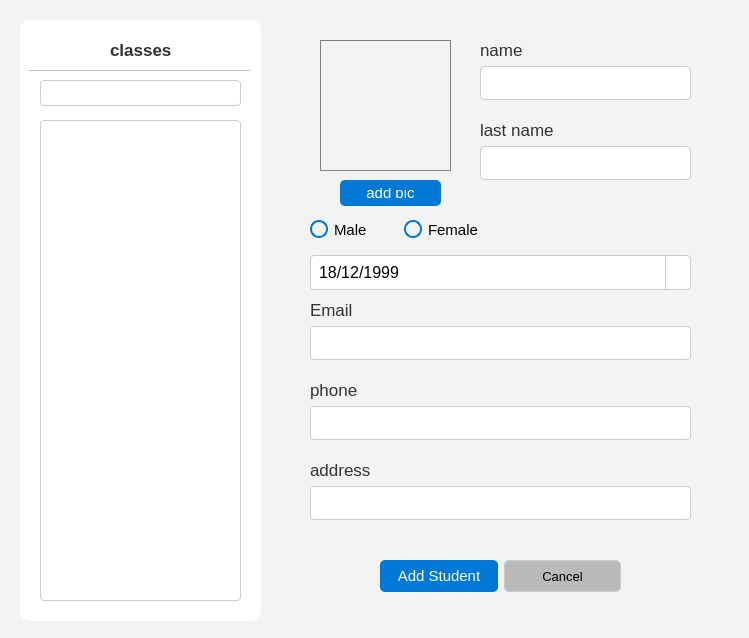
The window that School_System/ui/AddStudentDialog.ui (KasperJack/School-Management-System) describes before a commit, drawn with Qt 5.
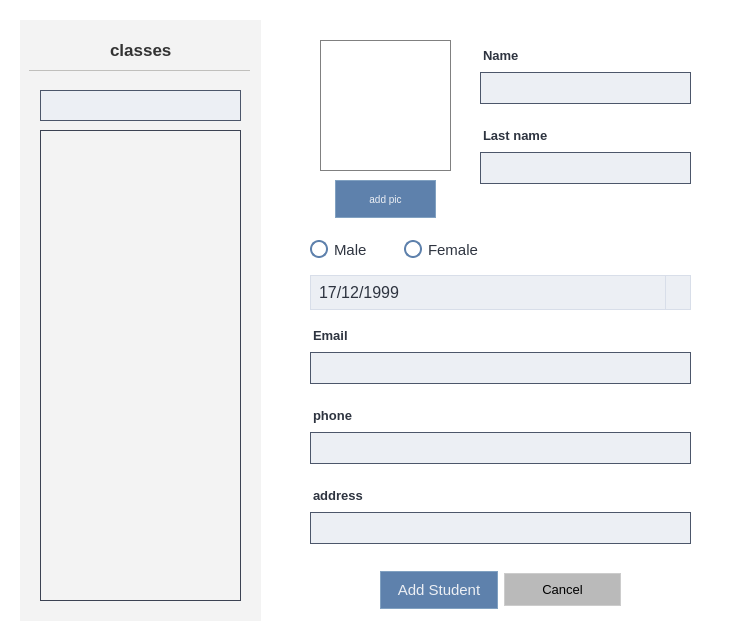
The same window after the commit. Icons and pictures are not drawn.

What changed in the file:
```diff
--- a/School_System/ui/AddStudentDialog.ui
+++ b/School_System/ui/AddStudentDialog.ui
@@ -16,7 +16,7 @@
   <property name="styleSheet">
    <string notr="true">/* General Window */
 QWidget {
-    background-color:#f3f3f3; /* Light Gray for Light Mode */
+    background-color:rgb(255, 255, 255); /* Light Gray for Light Mode */
     color: #000000;           /* Black Text */
     font-family: &quot;Segoe UI&quot;, Arial, sans-serif;
     font-size: 12pt;
@@ -92,9 +92,9 @@
    <property name="geometry">
     <rect>
      <x>310</x>
-     <y>300</y>
+     <y>320</y>
      <width>381</width>
-     <height>60</height>
+     <height>64</height>
     </rect>
    </property>
    <layout class="QVBoxLayout" name="verticalLayout_2">
@@ -103,16 +103,56 @@
       <property name="font">
        <font>
         <family>Segoe UI</family>
-        <pointsize>13</pointsize>
+        <pointsize>-1</pointsize>
+        <bold>true</bold>
        </font>
       </property>
+      <property name="styleSheet">
+       <string notr="true">/* Label Style */
+QLabel {
+    color: #2e3440; /* Light text color */
+    font-size: 13px; /* Smaller font size for the label */
+    font-weight: bold; /* Bold text to emphasize the label */
+    margin-top: 4px; /* Space between the label and the input field */
+}
+
+/* Optional: Focused Label Change (to match the input field) */
+QLineEdit:focus + QLabel {
+    color: #88C0D0; /* Change label color to light blue on focus */
+}
+</string>
+      </property>
       <property name="text">
        <string>Email</string>
       </property>
      </widget>
     </item>
     <item>
-     <widget class="QLineEdit" name="email_field"/>
+     <widget class="QLineEdit" name="email_field">
+      <property name="styleSheet">
+       <string notr="true">/* Input Field */
+QLineEdit {
+    background-color: #eceff4; /* Light background */
+    color: #000000; /* Black text */
+    border: 1px solid #4C566A; /* Subtle gray-blue border */
+    border-radius: 0px; /* No rounded corners */
+    padding: 6px; /* Padding inside the field */
+    font-size: 14px; /* Standard font size */
+}
+
+/* Focused Input Field */
+QLineEdit:focus {
+    border: 1px solid #88C0D0; /* Light blue/teal border on focus */
+    background-color: #e1e9f2; /* Slightly lighter background on focus */
+}
+
+/* Placeholder Text */
+QLineEdit::placeholder {
+    color: #4C566A; /* Darker gray for placeholder text */
+}
+</string>
+      </property>
+     </widget>
     </item>
    </layout>
   </widget>
@@ -120,9 +160,9 @@
    <property name="geometry">
     <rect>
      <x>310</x>
-     <y>380</y>
+     <y>400</y>
      <width>381</width>
-     <height>60</height>
+     <height>64</height>
     </rect>
    </property>
    <layout class="QVBoxLayout" name="verticalLayout_3">
@@ -131,16 +171,56 @@
       <property name="font">
        <font>
         <family>Segoe UI</family>
-        <pointsize>13</pointsize>
+        <pointsize>-1</pointsize>
+        <bold>true</bold>
        </font>
       </property>
+      <property name="styleSheet">
+       <string notr="true">/* Label Style */
+QLabel {
+    color: #2e3440; /* Light text color */
+    font-size: 13px; /* Smaller font size for the label */
+    font-weight: bold; /* Bold text to emphasize the label */
+    margin-top: 4px; /* Space between the label and the input field */
+}
+
+/* Optional: Focused Label Change (to match the input field) */
+QLineEdit:focus + QLabel {
+    color: #88C0D0; /* Change label color to light blue on focus */
+}
+</string>
+      </property>
       <property name="text">
        <string>phone</string>
       </property>
      </widget>
     </item>
     <item>
-     <widget class="QLineEdit" name="phone_field"/>
+     <widget class="QLineEdit" name="phone_field">
+      <property name="styleSheet">
+       <string notr="true">/* Input Field */
+QLineEdit {
+    background-color: #eceff4; /* Light background */
+    color: #000000; /* Black text */
+    border: 1px solid #4C566A; /* Subtle gray-blue border */
+    border-radius: 0px; /* No rounded corners */
+    padding: 6px; /* Padding inside the field */
+    font-size: 14px; /* Standard font size */
+}
+
+/* Focused Input Field */
+QLineEdit:focus {
+    border: 1px solid #88C0D0; /* Light blue/teal border on focus */
+    background-color: #e1e9f2; /* Slightly lighter background on focus */
+}
+
+/* Placeholder Text */
+QLineEdit::placeholder {
+    color: #4C566A; /* Darker gray for placeholder text */
+}
+</string>
+      </property>
+     </widget>
     </item>
    </layout>
   </widget>
@@ -150,7 +230,7 @@
      <x>480</x>
      <y>40</y>
      <width>211</width>
-     <height>60</height>
+     <height>64</height>
     </rect>
    </property>
    <layout class="QVBoxLayout" name="verticalLayout">
@@ -159,16 +239,56 @@
       <property name="font">
        <font>
         <family>Segoe UI</family>
-        <pointsize>13</pointsize>
+        <pointsize>-1</pointsize>
+        <bold>true</bold>
        </font>
       </property>
+      <property name="styleSheet">
+       <string notr="true">/* Label Style */
+QLabel {
+    color: #2e3440; /* Light text color */
+    font-size: 13px; /* Smaller font size for the label */
+    font-weight: bold; /* Bold text to emphasize the label */
+    margin-top: 4px; /* Space between the label and the input field */
+}
+
+/* Optional: Focused Label Change (to match the input field) */
+QLineEdit:focus + QLabel {
+    color: #88C0D0; /* Change label color to light blue on focus */
+}
+</string>
+      </property>
       <property name="text">
-       <string>name</string>
+       <string>Name</string>
       </property>
      </widget>
     </item>
     <item>
-     <widget class="QLineEdit" name="name_field"/>
+     <widget class="QLineEdit" name="name_field">
+      <property name="styleSheet">
+       <string notr="true">/* Input Field */
+QLineEdit {
+    background-color: #eceff4; /* Light background */
+    color: #000000; /* Black text */
+    border: 1px solid #4C566A; /* Subtle gray-blue border */
+    border-radius: 0px; /* No rounded corners */
+    padding: 6px; /* Padding inside the field */
+    font-size: 14px; /* Standard font size */
+}
+
+/* Focused Input Field */
+QLineEdit:focus {
+    border: 1px solid #88C0D0; /* Light blue/teal border on focus */
+    background-color: #e1e9f2; /* Slightly lighter background on focus */
+}
+
+/* Placeholder Text */
+QLineEdit::placeholder {
+    color: #4C566A; /* Darker gray for placeholder text */
+}
+</string>
+      </property>
+     </widget>
     </item>
    </layout>
   </widget>
@@ -176,9 +296,9 @@
    <property name="geometry">
     <rect>
      <x>380</x>
-     <y>560</y>
+     <y>570</y>
      <width>241</width>
-     <height>32</height>
+     <height>40</height>
     </rect>
    </property>
    <layout class="QHBoxLayout" name="horizontalLayout">
@@ -186,12 +306,52 @@
      <widget class="QPushButton" name="add_student_button">
       <property name="minimumSize">
        <size>
-        <width>0</width>
-        <height>30</height>
+        <width>86</width>
+        <height>38</height>
        </size>
       </property>
       <property name="styleSheet">
-       <string notr="true"/>
+       <string notr="true">QPushButton {
+    background-color: #5E81AC; /* Nord Blue */
+    color: #ECEFF4; /* Light text */
+    border: 1px solid #81A1C1; /* Lighter blue border */
+    border-radius: 0px; /* No roundness */
+    padding: 6px 12px;
+    font-family: &quot;Segoe UI&quot;;
+    font-size: 15px;
+    min-width: 60px;
+    min-height: 24px;
+}
+
+/* Hover State */
+QPushButton:hover {
+    background-color: #81A1C1; /* Lighter Nord Blue */
+    border: 1px solid #88C0D0; /* Teal highlight */
+}
+
+/* Pressed State */
+QPushButton:pressed {
+    background-color: #4C566A; /* Darker Nord Blue */
+    border: 1px solid #8FBCBB; /* Teal accent */
+}
+
+/* Edit Button Specific Style */
+QPushButton#editButton {
+    background-color: #88C0D0; /* Soft Teal Blue */
+    color: #2E3440; /* Darker text for contrast */
+    border: 1px solid #8FBCBB; /* Teal border */
+}
+
+QPushButton#editButton:hover {
+    background-color: #8FBCBB; /* Slightly lighter teal */
+    border: 1px solid #81A1C1; /* Soft blue highlight */
+}
+
+QPushButton#editButton:pressed {
+    background-color: #5E81AC; /* Dark Nord Blue */
+    border: 1px solid #4C566A; /* Darker border */
+}
+</string>
       </property>
       <property name="text">
        <string>Add Student</string>
@@ -207,22 +367,23 @@
        </size>
       </property>
       <property name="styleSheet">
-       <string notr="true">/* Cancel Button */
+       <string notr="true">
 
 
 
 
-/*#bababa*/
+/*          background-color: transparent;  No background */
 
-/*background-color: transparent; */
 
 
 
+/* Cancel Button */
 QPushButton {
-    background-color: #bababa; /* No background */
+    background-color: #bababa;
+
     color: black;                  /* Black text */
     border: 1px solid #cccccc;     /* Light gray border */
-    border-radius: 5px;
+    border-radius: 0px;
     padding: 8px 16px;
     font-size: 10pt;
 }
@@ -251,7 +412,7 @@
      <x>480</x>
      <y>120</y>
      <width>211</width>
-     <height>60</height>
+     <height>64</height>
     </rect>
    </property>
    <layout class="QVBoxLayout" name="verticalLayout_5">
@@ -260,16 +421,56 @@
       <property name="font">
        <font>
         <family>Segoe UI</family>
-        <pointsize>13</pointsize>
+        <pointsize>-1</pointsize>
+        <bold>true</bold>
        </font>
       </property>
+      <property name="styleSheet">
+       <string notr="true">/* Label Style */
+QLabel {
+    color: #2e3440; /* Light text color */
+    font-size: 13px; /* Smaller font size for the label */
+    font-weight: bold; /* Bold text to emphasize the label */
+    margin-top: 4px; /* Space between the label and the input field */
+}
+
+/* Optional: Focused Label Change (to match the input field) */
+QLineEdit:focus + QLabel {
+    color: #88C0D0; /* Change label color to light blue on focus */
+}
+</string>
+      </property>
       <property name="text">
-       <string>last name</string>
+       <string>Last name</string>
       </property>
      </widget>
     </item>
     <item>
-     <widget class="QLineEdit" name="last_name_field"/>
+     <widget class="QLineEdit" name="last_name_field">
+      <property name="styleSheet">
+       <string notr="true">/* Input Field */
+QLineEdit {
+    background-color: #eceff4; /* Light background */
+    color: #000000; /* Black text */
+    border: 1px solid #4C566A; /* Subtle gray-blue border */
+    border-radius: 0px; /* No rounded corners */
+    padding: 6px; /* Padding inside the field */
+    font-size: 14px; /* Standard font size */
+}
+
+/* Focused Input Field */
+QLineEdit:focus {
+    border: 1px solid #88C0D0; /* Light blue/teal border on focus */
+    background-color: #e1e9f2; /* Slightly lighter background on focus */
+}
+
+/* Placeholder Text */
+QLineEdit::placeholder {
+    color: #4C566A; /* Darker gray for placeholder text */
+}
+</string>
+      </property>
+     </widget>
     </item>
    </layout>
   </widget>
@@ -277,9 +478,9 @@
    <property name="geometry">
     <rect>
      <x>310</x>
-     <y>460</y>
+     <y>480</y>
      <width>381</width>
-     <height>60</height>
+     <height>64</height>
     </rect>
    </property>
    <layout class="QVBoxLayout" name="verticalLayout_4">
@@ -288,28 +489,111 @@
       <property name="font">
        <font>
         <family>Segoe UI</family>
-        <pointsize>13</pointsize>
+        <pointsize>-1</pointsize>
+        <bold>true</bold>
        </font>
       </property>
+      <property name="styleSheet">
+       <string notr="true">/* Label Style */
+QLabel {
+    color: #2e3440; /* Light text color */
+    font-size: 13px; /* Smaller font size for the label */
+    font-weight: bold; /* Bold text to emphasize the label */
+    margin-top: 4px; /* Space between the label and the input field */
+}
+
+/* Optional: Focused Label Change (to match the input field) */
+QLineEdit:focus + QLabel {
+    color: #88C0D0; /* Change label color to light blue on focus */
+}
+</string>
+      </property>
       <property name="text">
        <string>address</string>
       </property>
      </widget>
     </item>
     <item>
-     <widget class="QLineEdit" name="address_field"/>
+     <widget class="QLineEdit" name="address_field">
+      <property name="styleSheet">
+       <string notr="true">/* Input Field */
+QLineEdit {
+    background-color: #eceff4; /* Light background */
+    color: #000000; /* Black text */
+    border: 1px solid #4C566A; /* Subtle gray-blue border */
+    border-radius: 0px; /* No rounded corners */
+    padding: 6px; /* Padding inside the field */
+    font-size: 14px; /* Standard font size */
+}
+
+/* Focused Input Field */
+QLineEdit:focus {
+    border: 1px solid #88C0D0; /* Light blue/teal border on focus */
+    background-color: #e1e9f2; /* Slightly lighter background on focus */
+}
+
+/* Placeholder Text */
+QLineEdit::placeholder {
+    color: #4C566A; /* Darker gray for placeholder text */
+}
+</string>
+      </property>
+     </widget>
     </item>
    </layout>
   </widget>
   <widget class="QPushButton" name="add_pic">
    <property name="geometry">
     <rect>
-     <x>340</x>
+     <x>335</x>
      <y>180</y>
      <width>101</width>
-     <height>26</height>
+     <height>38</height>
     </rect>
    </property>
+   <property name="styleSheet">
+    <string notr="true">QPushButton {
+    background-color: #5E81AC; /* Nord Blue */
+    color: #ECEFF4; /* Light text */
+    border: 1px solid #81A1C1; /* Lighter blue border */
+    border-radius: 0px; /* No roundness */
+    padding: 6px 12px;
+    font-family: &quot;Segoe UI&quot;;
+    font-size: 10px;
+    min-width: 60px;
+    min-height: 24px;
+}
+
+/* Hover State */
+QPushButton:hover {
+    background-color: #81A1C1; /* Lighter Nord Blue */
+    border: 1px solid #88C0D0; /* Teal highlight */
+}
+
+/* Pressed State */
+QPushButton:pressed {
+    background-color: #4C566A; /* Darker Nord Blue */
+    border: 1px solid #8FBCBB; /* Teal accent */
+}
+
+/* Edit Button Specific Style */
+QPushButton#editButton {
+    background-color: #88C0D0; /* Soft Teal Blue */
+    color: #2E3440; /* Darker text for contrast */
+    border: 1px solid #8FBCBB; /* Teal border */
+}
+
+QPushButton#editButton:hover {
+    background-color: #8FBCBB; /* Slightly lighter teal */
+    border: 1px solid #81A1C1; /* Soft blue highlight */
+}
+
+QPushButton#editButton:pressed {
+    background-color: #5E81AC; /* Dark Nord Blue */
+    border: 1px solid #4C566A; /* Darker border */
+}
+</string>
+   </property>
    <property name="text">
     <string>add pic</string>
    </property>
@@ -344,99 +628,163 @@
     </rect>
    </property>
    <property name="styleSheet">
-    <string notr="true">background-color: rgb(255, 255, 255);
-</string>
+    <string notr="true">background-color: #f3f3f3;
+border-radius: 0px;</string>
    </property>
    <widget class="QLineEdit" name="serach_class">
     <property name="geometry">
      <rect>
       <x>20</x>
-      <y>60</y>
+      <y>70</y>
       <width>201</width>
-      <height>26</height>
+      <height>31</height>
      </rect>
     </property>
     <property name="styleSheet">
-     <string notr="true">/* Input Fields */
+     <string notr="true">/* Input Field */
 QLineEdit {
-    background-color: white;
-    color: black;
-    border: 1px solid #cccccc;
-    border-radius: 4px;
-    padding: 6px;
+    background-color: #eceff4; /* Light background */
+    color: #000000; /* Black text */
+    border: 1px solid #4C566A; /* Subtle gray-blue border */
+    border-radius: 0px; /* No rounded corners */
+    padding: 6px; /* Padding inside the field */
+    font-size: 14px; /* Standard font size */
 }
+
+/* Focused Input Field */
 QLineEdit:focus {
-    border: 1px solid #0078d7; /* Blue Border on Focus */
-    background-color: #ffffff;
-}</string>
+    border: 1px solid #88C0D0; /* Light blue/teal border on focus */
+    background-color: #e1e9f2; /* Slightly lighter background on focus */
+}
+
+/* Placeholder Text */
+QLineEdit::placeholder {
+    color: #4C566A; /* Darker gray for placeholder text */
+}
+</string>
     </property>
    </widget>
    <widget class="QScrollArea" name="scrollArea_class">
     <property name="geometry">
      <rect>
       <x>20</x>
-      <y>100</y>
+      <y>110</y>
       <width>201</width>
-      <height>481</height>
+      <height>471</height>
      </rect>
     </property>
     <property name="styleSheet">
-     <string notr="true">    QScrollArea {
-        border: 1px solid #cccccc;
-        background: #f9f9f9;
-        border-radius: 4px;
-    }
+     <string notr="true">QScrollArea {
+    border: 1px solid #3b4252; /* Nord1 - Dark gray-blue border */
+    background: #f9f9f9; /* Keep original background */
+    border-radius: 0px;
+}
 
-    /* Scroll Bar */
-    QScrollBar:vertical {
-        border: none;
-        background: #e6e6e6;
-        width: 12px;
-        margin: 2px;
-        border-radius: 6px;
-    }
-    QScrollBar::handle:vertical {
-        background: #aaaaaa;
-        min-height: 20px;
-        border-radius: 6px;
-    }
-    QScrollBar::handle:vertical:hover {
-        background: #888888;
-    }
-    QScrollBar::sub-line:vertical,
-    QScrollBar::add-line:vertical {
-        background: none;
-        height: 0;
-    }
+/* Scroll Bar */
+QScrollBar:vertical {
+    border: none;
+    background: #e6e6e6; /* Keep original background */
+    width: 12px;
+    margin: 2px;
+    border-radius: 6px;
+}
 
-    /* Items inside the Scroll Area */
-    QWidget {
-        font-size: 16px;
-        font-family: Arial, sans-serif;
-        color: #333333;
-        background: transparent;
-    }
+QScrollBar::handle:vertical {
+    background: #4c566a; /* Nord3 - Medium gray-blue for handle */
+    min-height: 20px;
+    border-radius: 6px;
+}
 
-QRadioButton {
+QScrollBar::handle:vertical:hover {
+    background: #81a1c1; /* Nord8 - Blue on hover */
+}
+
+QScrollBar::sub-line:vertical,
+QScrollBar::add-line:vertical {
+    background: none;
+    height: 0;
+}
+
+/* Items inside the Scroll Area */
+QWidget {
+    font-size: 16px;
+    font-family: Arial, sans-serif;
+    color: #2e3440;
+    background: transparent;
+}
+
+QCheckBox {
     spacing: 10px;
     padding: 5px;
 }
 
-QRadioButton::indicator {
+QCheckBox::indicator {
     width: 16px;
     height: 16px;
-    border-radius: 8px; /* Makes the indicator round */
 }
 
-QRadioButton::indicator:checked {
-    background-color: #0078d4; /* Windows Blue */
-    border: 1px solid #0078d4;
+/* Checked state */
+QCheckBox::indicator:checked {
+    background-color: #5e81ac; /* Nord9 - Blue for checked state */
+    border: 1px solid #5e81ac; /* Matching border color */
+    border-radius: 4px;
 }
 
-QRadioButton::indicator:unchecked {
-    background-color: #f0f0f0; /* Light gray background */
+/* Unchecked state */
+QCheckBox::indicator:unchecked {
+    background-color: #f0f0f0; /* Light background for unchecked */
     border: 1px solid #cccccc; /* Light gray border */
+    border-radius: 4px;
 }
+/* RadioButton Styling */
+QRadioButton {
+    spacing: 6px; /* Space between the radio button and label text */
+    color: #2e3440;/* Light grayish blue text from Nord */
+    font-size: 11pt;
+}
+
+/* RadioButton Indicator */
+QRadioButton::indicator {
+    width: 14px;
+    height: 14px;
+    border-radius: 9px; /* Circular indicator */
+    border: 2px solid #5e81ac; /* Nord9 Blue for the border */
+    background-color: transparent; /* Transparent background */
+}
+
+/* Hover State for Indicator */
+QRadioButton::indicator:hover {
+    border-color: #88c0d0; /* Nord7 Lighter Teal on hover */
+}
+
+/* Checked State for Indicator */
+QRadioButton::indicator:checked {
+    background-color: #81a1c1; /* Nord8 Blue when checked */
+    border-color: #81a1c1; /* Matching border color */
+}
+
+/* Pressed State for Indicator */
+QRadioButton::indicator:pressed {
+    background-color: #5e81ac; /* Darker blue on press */
+}
+
+/* Hover State for Checked Indicator */
+QRadioButton::indicator:checked:hover {
+    background-color: #88c0d0; /* Nord7 Lighter Teal on hover when checked */
+}
+
+/* Disabled State for Indicator */
+QRadioButton::indicator:disabled {
+    border-color: #3b4252; /* Nord1 Darker gray for disabled state */
+    background-color: #4c566a; /* Nord3 Dark gray background for disabled */
+}
+
+/* Checked Disabled State for Indicator */
+QRadioButton::indicator:checked:disabled {
+    background-color: #4c566a; /* Dark gray checked state for disabled */
+    border-color: #4c566a; /* Dark gray border for disabled checked state */
+}
+
 </string>
     </property>
     <property name="widgetResizable">
@@ -448,7 +796,7 @@
        <x>0</x>
        <y>0</y>
        <width>199</width>
-       <height>479</height>
+       <height>469</height>
       </rect>
      </property>
     </widget>
@@ -494,9 +842,9 @@
    <property name="geometry">
     <rect>
      <x>310</x>
-     <y>220</y>
+     <y>240</y>
      <width>381</width>
-     <height>70</height>
+     <height>72</height>
     </rect>
    </property>
    <layout class="QVBoxLayout" name="verticalLayout_6">
@@ -511,45 +859,53 @@
       <item>
        <widget class="QRadioButton" name="m_radioButton">
         <property name="styleSheet">
-         <string notr="true">QRadioButton {
+         <string notr="true">/* RadioButton Styling */
+QRadioButton {
     spacing: 6px; /* Space between the radio button and label text */
-    color: black; /* Text color */
+    color: #2e3440;/* Light grayish blue text from Nord */
     font-size: 11pt;
 }
 
+/* RadioButton Indicator */
 QRadioButton::indicator {
     width: 14px;
     height: 14px;
-    border-radius: 9px; /* Makes the indicator circular */
-    border: 2px solid #0078D4; /* Fluent Blue border */
+    border-radius: 9px; /* Circular indicator */
+    border: 2px solid #5e81ac; /* Nord9 Blue for the border */
     background-color: transparent; /* Transparent background */
 }
 
+/* Hover State for Indicator */
 QRadioButton::indicator:hover {
     border-color: #005a9e; /* Darker Fluent Blue on hover */
 }
 
+/* Checked State for Indicator */
 QRadioButton::indicator:checked {
-    background-color: #0078D4; /* Fluent Blue when checked */
-    border-color: #0078D4; /* Fluent Blue border */
+    background-color: #81a1c1; /* Nord8 Blue when checked */
+    border-color: #81a1c1; /* Matching border color */
 }
 
+/* Pressed State for Indicator */
 QRadioButton::indicator:pressed {
     background-color: #004578; /* Darker blue on press */
 }
 
+/* Hover State for Checked Indicator */
 QRadioButton::indicator:checked:hover {
     background-color: #005a9e; /* Slightly darker blue on hover when checked */
 }
 
+/* Disabled State for Indicator */
 QRadioButton::indicator:disabled {
-    border-color: #d6d6d6; /* Light gray for disabled state */
-    background-color: #f0f0f0; /* Light gray background for disabled */
+    border-color: #3b4252; /* Nord1 Darker gray for disabled state */
+    background-color: #4c566a; /* Nord3 Dark gray background for disabled */
 }
 
+/* Checked Disabled State for Indicator */
 QRadioButton::indicator:checked:disabled {
-    background-color: #d6d6d6; /* Gray checked state for disabled */
-    border-color: #d6d6d6;
+    background-color: #4c566a; /* Dark gray checked state for disabled */
+    border-color: #4c566a; /* Dark gray border for disabled checked state */
 }
 </string>
         </property>
@@ -561,45 +917,53 @@
       <item>
        <widget class="QRadioButton" name="f_radioButton">
         <property name="styleSheet">
-         <string notr="true">QRadioButton {
+         <string notr="true">/* RadioButton Styling */
+QRadioButton {
     spacing: 6px; /* Space between the radio button and label text */
-    color: black; /* Text color */
+    color: #2e3440;/* Light grayish blue text from Nord */
     font-size: 11pt;
 }
 
+/* RadioButton Indicator */
 QRadioButton::indicator {
     width: 14px;
     height: 14px;
-    border-radius: 9px; /* Makes the indicator circular */
-    border: 2px solid #0078D4; /* Fluent Blue border */
+    border-radius: 9px; /* Circular indicator */
+    border: 2px solid #5e81ac; /* Nord9 Blue for the border */
     background-color: transparent; /* Transparent background */
 }
 
+/* Hover State for Indicator */
 QRadioButton::indicator:hover {
     border-color: #005a9e; /* Darker Fluent Blue on hover */
 }
 
+/* Checked State for Indicator */
 QRadioButton::indicator:checked {
-    background-color: #0078D4; /* Fluent Blue when checked */
-    border-color: #0078D4; /* Fluent Blue border */
+    background-color: #81a1c1; /* Nord8 Blue when checked */
+    border-color: #81a1c1; /* Matching border color */
 }
 
+/* Pressed State for Indicator */
 QRadioButton::indicator:pressed {
     background-color: #004578; /* Darker blue on press */
 }
 
+/* Hover State for Checked Indicator */
 QRadioButton::indicator:checked:hover {
     background-color: #005a9e; /* Slightly darker blue on hover when checked */
 }
 
+/* Disabled State for Indicator */
 QRadioButton::indicator:disabled {
-    border-color: #d6d6d6; /* Light gray for disabled state */
-    background-color: #f0f0f0; /* Light gray background for disabled */
+    border-color: #3b4252; /* Nord1 Darker gray for disabled state */
+    background-color: #4c566a; /* Nord3 Dark gray background for disabled */
 }
 
+/* Checked Disabled State for Indicator */
 QRadioButton::indicator:checked:disabled {
-    background-color: #d6d6d6; /* Gray checked state for disabled */
-    border-color: #d6d6d6;
+    background-color: #4c566a; /* Dark gray checked state for disabled */
+    border-color: #4c566a; /* Dark gray border for disabled checked state */
 }
 </string>
         </property>
@@ -615,13 +979,13 @@
       <property name="styleSheet">
        <string notr="true">/* Base Style for QDateEdit */
 QDateEdit {
-    background-color: white;
-    color: black;
-    border: 1px solid #cccccc;
-    border-radius: 4px;
+    background-color: #eceff4; /* Light background */
+    color: #2e3440; /* Nord0 - Darker text color */
+    border: 1px solid #d8dee9; /* Nord4 - Light gray border */
+    border-radius: 0px; /* No rounded corners */
     padding: 6px;
-    selection-background-color: #0078d7; /* Highlight color for selected text */
-    selection-color: white; /* Text color for selected text */
+    selection-background-color: #81a1c1; /* Nord8 - Light blue highlight */
+    selection-color: white; /* White text color for selected text */
 }
 
 /* Hover State */
@@ -640,7 +1004,7 @@
     subcontrol-origin: padding;
     subcontrol-position: center right;
     width: 24px; /* Width of the drop-down button */
-    border-left: 1px solid #cccccc; /* Separator between the input and button */
+    border-left: 1px solid #d8dee9; /* Light gray separator */
 }
 
 /* Drop-down Calendar Button Icon */
@@ -657,8 +1021,9 @@
 
 /* Drop-down Calendar Button Pressed State */
 QDateEdit::drop-down:pressed {
-    background-color: #e0e0e0; /* Slightly darker gray when pressed */
-}</string>
+    background-color: #d0d4db; /* Slightly darker gray when pressed */
+}
+</string>
       </property>
       <property name="wrapping">
        <bool>false</bool>
@@ -670,7 +1035,7 @@
         <second>0</second>
         <year>1999</year>
         <month>12</month>
-        <day>18</day>
+        <day>17</day>
        </datetime>
       </property>
       <property name="displayFormat">
```
Left out of the diff: 22 changed lines with no effect on the pictures.
